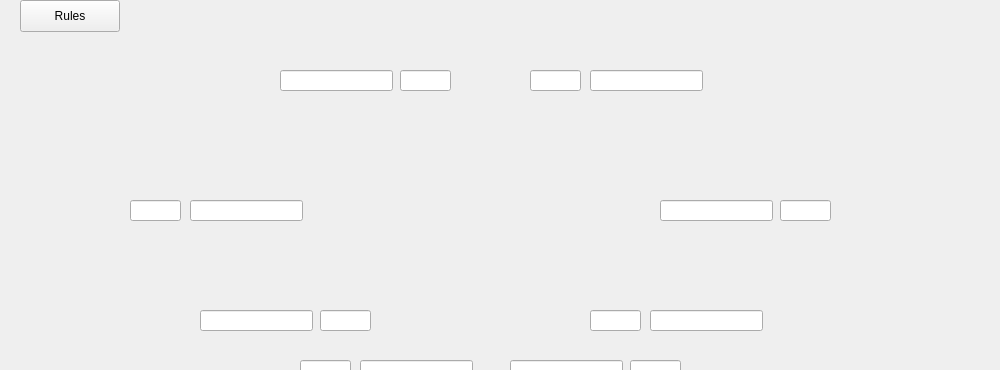
Old version of the form Poker/Visuals/Gamewindow/gamewindow.ui in the repository Cenzito/Poker; both pictures show x 0 to 1000 and y 0 to 370 of the 1000 by 700 pixel window.
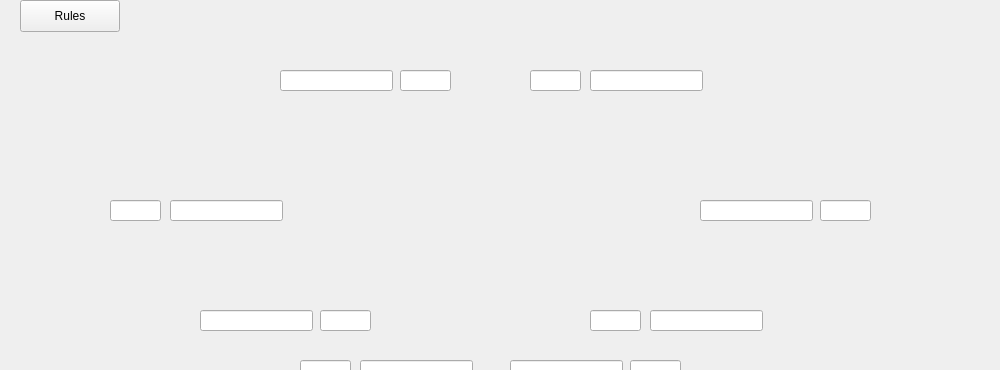
New version of the form.

Commit message: reviewed the display

Patch:
```diff
--- a/Poker/Visuals/Gamewindow/gamewindow.ui
+++ b/Poker/Visuals/Gamewindow/gamewindow.ui
@@ -199,7 +199,7 @@
    <widget class="QLineEdit" name="line_player4">
     <property name="geometry">
      <rect>
-      <x>660</x>
+      <x>700</x>
       <y>200</y>
       <width>113</width>
       <height>21</height>
@@ -263,7 +263,7 @@
    <widget class="QLineEdit" name="line_player3">
     <property name="geometry">
      <rect>
-      <x>190</x>
+      <x>170</x>
       <y>200</y>
       <width>113</width>
       <height>21</height>
@@ -311,7 +311,7 @@
    <widget class="QLineEdit" name="line_bet3">
     <property name="geometry">
      <rect>
-      <x>130</x>
+      <x>110</x>
       <y>200</y>
       <width>51</width>
       <height>21</height>
@@ -391,7 +391,7 @@
    <widget class="QLineEdit" name="line_bet4">
     <property name="geometry">
      <rect>
-      <x>780</x>
+      <x>820</x>
       <y>200</y>
       <width>51</width>
       <height>21</height>
```
